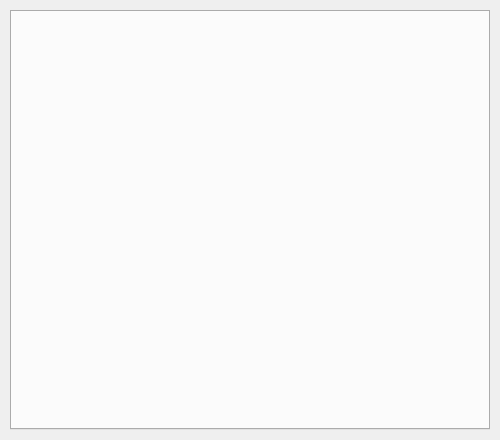
Old version of the form widgets/librarywidget.ui in the repository leafo/itchio-app-old.
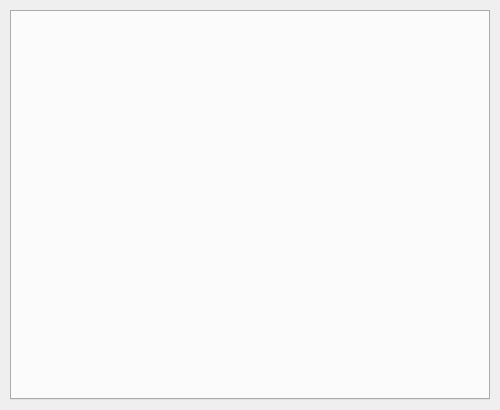
New version of the form.

Diff of the .ui file:
```diff
--- a/widgets/librarywidget.ui
+++ b/widgets/librarywidget.ui
@@ -7,7 +7,7 @@
     <x>0</x>
     <y>0</y>
     <width>500</width>
-    <height>440</height>
+    <height>410</height>
    </rect>
   </property>
   <property name="sizePolicy">
@@ -19,7 +19,7 @@
   <property name="minimumSize">
    <size>
     <width>500</width>
-    <height>440</height>
+    <height>410</height>
    </size>
   </property>
   <property name="windowTitle">
@@ -75,7 +75,7 @@
        <property name="minimumSize">
         <size>
          <width>480</width>
-         <height>375</height>
+         <height>390</height>
         </size>
        </property>
        <property name="focusPolicy">
@@ -96,6 +96,9 @@
        <property name="currentIndex">
         <number>-1</number>
        </property>
+       <property name="usesScrollButtons">
+        <bool>false</bool>
+       </property>
       </widget>
      </item>
     </layout>
```
